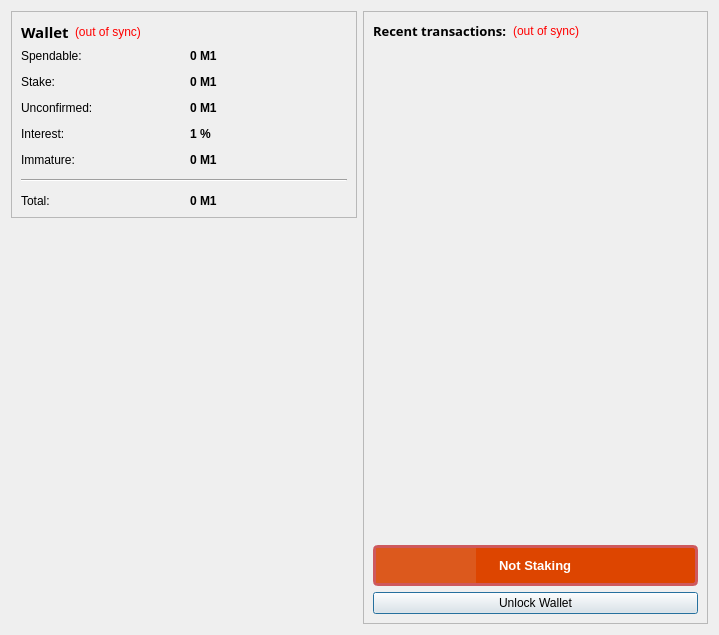
The window that src/qt/forms/overviewpage.ui (M1xProject/M1Project) describes before a commit, drawn with Qt 5.
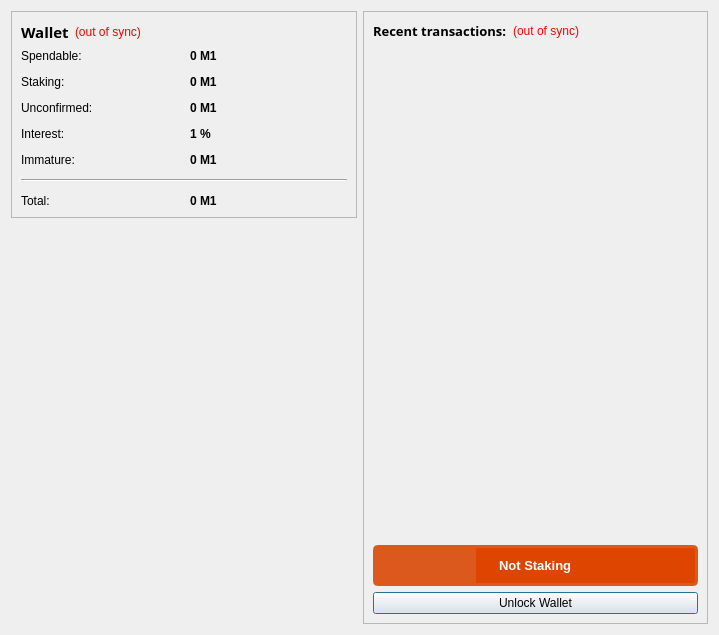
The same window after the commit. Icons and pictures are not drawn.

```diff
--- a/src/qt/forms/overviewpage.ui
+++ b/src/qt/forms/overviewpage.ui
@@ -13,10 +13,10 @@
   <property name="windowTitle">
    <string>Form</string>
   </property>
-  <layout class="QHBoxLayout" name="horizontalLayout" stretch="0,0">
-   <item>
-    <layout class="QVBoxLayout" name="verticalLayout_2">
-     <item>
+  <layout class="QGridLayout" name="gridLayout_2">
+   <item row="0" column="0">
+    <layout class="QGridLayout" name="gridLayout_3">
+     <item row="0" column="0">
       <widget class="QFrame" name="frame">
        <property name="frameShape">
         <enum>QFrame::StyledPanel</enum>
@@ -110,7 +110,7 @@
           <item row="1" column="0">
            <widget class="QLabel" name="label_6">
             <property name="text">
-             <string>Stake:</string>
+             <string>Staking:</string>
             </property>
            </widget>
           </item>
@@ -258,20 +258,7 @@
        </layout>
       </widget>
      </item>
-     <item>
-      <spacer name="verticalSpacer_4">
-       <property name="orientation">
-        <enum>Qt::Vertical</enum>
-       </property>
-       <property name="sizeHint" stdset="0">
-        <size>
-         <width>20</width>
-         <height>40</height>
-        </size>
-       </property>
-      </spacer>
-     </item>
-     <item>
+     <item row="1" column="0">
       <widget class="QLabel" name="label_2">
        <property name="text">
         <string/>
@@ -284,7 +271,7 @@
        </property>
       </widget>
      </item>
-     <item>
+     <item row="2" column="0">
       <spacer name="verticalSpacer">
        <property name="orientation">
         <enum>Qt::Vertical</enum>
@@ -299,9 +286,9 @@
      </item>
     </layout>
    </item>
-   <item>
-    <layout class="QVBoxLayout" name="verticalLayout_3">
-     <item>
+   <item row="0" column="1">
+    <layout class="QGridLayout" name="gridLayout_4">
+     <item row="0" column="0">
       <widget class="QFrame" name="frame_2">
        <property name="frameShape">
         <enum>QFrame::StyledPanel</enum>
@@ -309,8 +296,8 @@
        <property name="frameShadow">
         <enum>QFrame::Raised</enum>
        </property>
-       <layout class="QVBoxLayout" name="verticalLayout">
-        <item>
+       <layout class="QGridLayout" name="gridLayout_5">
+        <item row="0" column="0">
          <layout class="QHBoxLayout" name="horizontalLayout_2">
           <item>
            <widget class="QLabel" name="label_4">
@@ -380,7 +367,7 @@
           </property>
          </widget>
         </item>
-        <item>
+        <item row="2" column="0">
          <widget class="QProgressBar" name="strengthBar">
           <property name="font">
            <font>
@@ -399,7 +386,7 @@
           <property name="styleSheet">
            <string notr="true">
 QProgressBar {
-     border: 3px solid #CE595D;
+     border: 3px solid #dc591d;
      border-radius: 5px;
   	background-color: #dd4500;
 	text-align: center;
```
Left out of the diff: 7 changed lines with no effect on the pictures.
